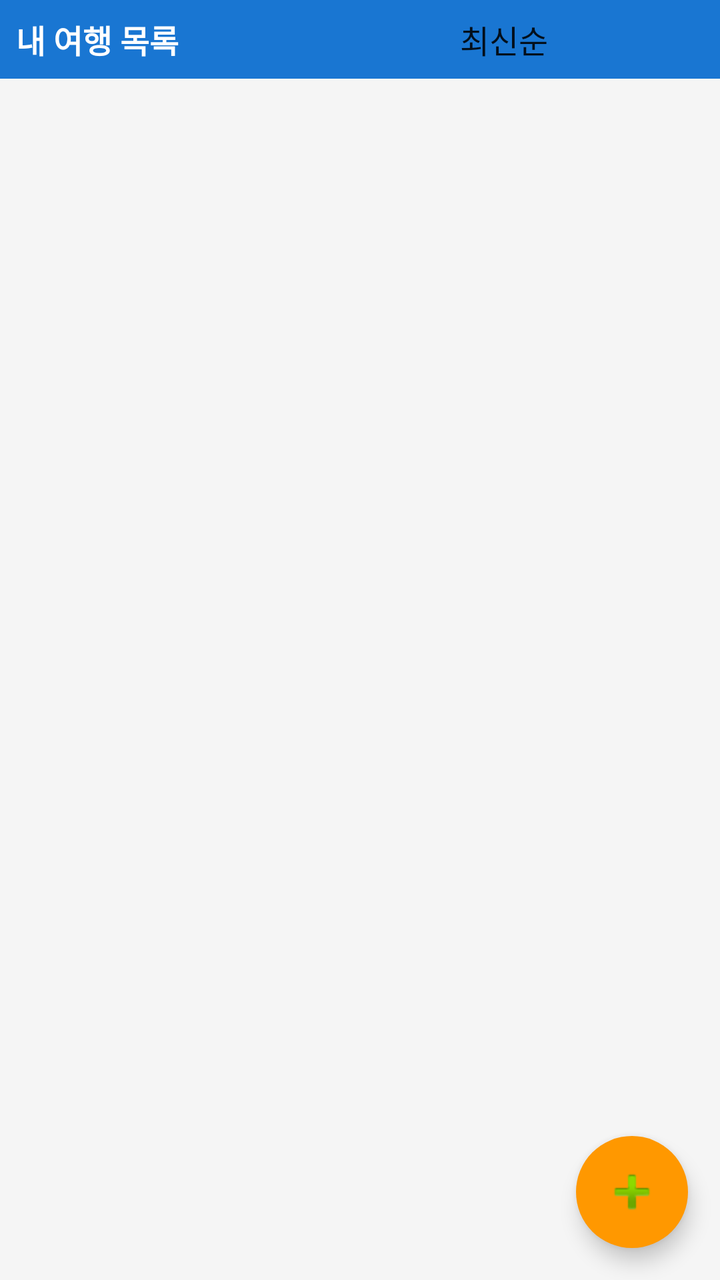
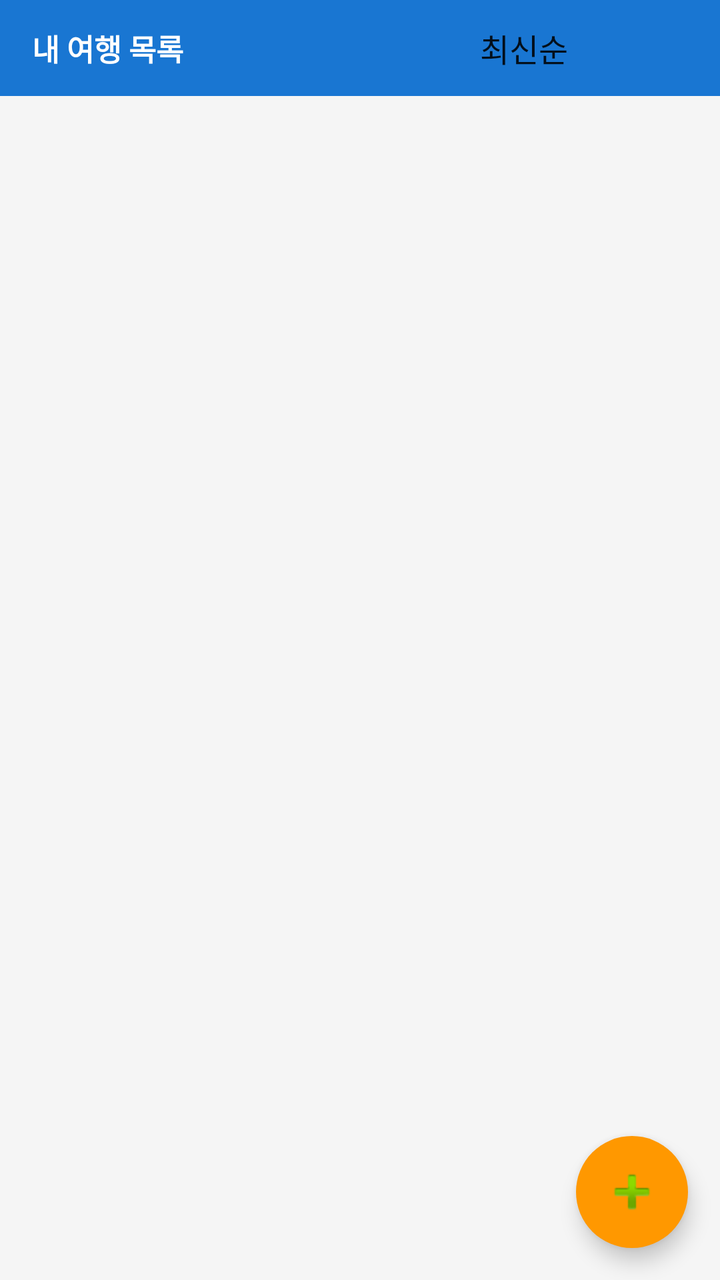

Compare the two renders of this Android layout. The source of the first and the diff that turns it into the second are given below.
<!-- AndroidManifest.xml: application theme Theme.TravelPlanner -->
<!-- res/layout/activity_main.xml -->
<?xml version="1.0" encoding="utf-8"?>
<RelativeLayout xmlns:android="http://schemas.android.com/apk/res/android"
    android:layout_width="match_parent"
    android:layout_height="match_parent"
    android:background="@color/colorBackground">

    
    <LinearLayout
        android:id="@+id/layoutTopBar"
        android:layout_width="match_parent"
        android:layout_height="wrap_content"
        android:orientation="horizontal"
        android:padding="8dp"
        android:background="@color/colorPrimary"
        android:gravity="center_vertical">

        <TextView
            android:layout_width="0dp"
            android:layout_height="wrap_content"
            android:layout_weight="1"
            android:text="내 여행 목록"
            android:textColor="@color/white"
            android:textSize="16sp"
            android:textStyle="bold"/>

        <Spinner
            android:id="@+id/spinnerSort"
            android:layout_width="130dp"
            android:layout_height="wrap_content"
            android:entries="@array/sort_options"
            android:background="@android:color/transparent"
            android:popupBackground="@color/white"/>
    </LinearLayout>

    
    <TextView
        android:id="@+id/tvEmptyTrips"
        android:layout_width="wrap_content"
        android:layout_height="wrap_content"
        android:layout_centerInParent="true"
        android:text="@string/no_trips"
        android:textColor="@color/colorTextSecondary"
        android:textSize="16sp"
        android:gravity="center"
        android:visibility="gone"/>

    
    <ListView
        android:id="@+id/listViewTrips"
        android:layout_width="match_parent"
        android:layout_height="match_parent"
        android:layout_below="@id/layoutTopBar"
        android:layout_above="@+id/bottomSpace"
        android:divider="@color/colorDivider"
        android:dividerHeight="1dp"
        android:padding="8dp"
        android:clipToPadding="false"/>

    <View
        android:id="@+id/bottomSpace"
        android:layout_width="match_parent"
        android:layout_height="72dp"
        android:layout_alignParentBottom="true"/>

    
    <ImageButton
        android:id="@+id/btnAddTrip"
        android:layout_width="56dp"
        android:layout_height="56dp"
        android:layout_alignParentBottom="true"
        android:layout_alignParentEnd="true"
        android:layout_margin="16dp"
        android:src="@android:drawable/ic_input_add"
        android:background="@drawable/fab_background"
        android:contentDescription="새 여행 추가"
        android:elevation="6dp"/>

</RelativeLayout>
<!-- resources referenced by this layout -->
<resources>
  <string-array name="sort_options">
          <item>최신순</item>
          <item>이름순</item>
          <item>날짜순</item>
      </string-array>
  <color name="colorBackground">#F5F5F5</color>
  <color name="colorDivider">#BDBDBD</color>
  <color name="colorPrimary">#1976D2</color>
  <color name="colorTextSecondary">#757575</color>
  <color name="white">#FFFFFF</color>
  <!-- drawable fab_background (drawable) -->
  <?xml version="1.0" encoding="utf-8"?>
  <shape xmlns:android="http://schemas.android.com/apk/res/android"
      android:shape="oval">
      <solid android:color="@color/colorAccent"/>
  </shape>
  <string name="no_trips">등록된 여행이 없습니다.\n+ 버튼을 눌러 여행을 추가하세요.</string>
  <style name="Theme.TravelPlanner" parent="Theme.AppCompat.Light.DarkActionBar">
          <item name="colorPrimary">@color/colorPrimary</item>
          <item name="colorPrimaryDark">@color/colorPrimaryDark</item>
          <item name="colorAccent">@color/colorAccent</item>
          <item name="android:windowBackground">@color/colorBackground</item>
      </style>
  <color name="colorAccent">#FF9800</color>
  <color name="colorPrimaryDark">#0D47A1</color>
</resources>

<!-- the commit's change to res/layout/activity_main.xml (unified diff, before → after) -->
@@ -4,15 +4,16 @@
     android:layout_height="match_parent"
     android:background="@color/colorBackground">
 
-    
     <LinearLayout
-        android:id="@+id/layoutTopBar"
+        android:id="@+id/layoutSortBar"
         android:layout_width="match_parent"
-        android:layout_height="wrap_content"
+        android:layout_height="48dp"
+        android:layout_alignParentTop="true"
         android:orientation="horizontal"
-        android:padding="8dp"
         android:background="@color/colorPrimary"
-        android:gravity="center_vertical">
+        android:gravity="center_vertical"
+        android:paddingStart="16dp"
+        android:paddingEnd="8dp">
 
         <TextView
             android:layout_width="0dp"
@@ -20,19 +21,18 @@
             android:layout_weight="1"
             android:text="내 여행 목록"
             android:textColor="@color/white"
-            android:textSize="16sp"
+            android:textSize="15sp"
             android:textStyle="bold"/>
 
         <Spinner
             android:id="@+id/spinnerSort"
-            android:layout_width="130dp"
+            android:layout_width="120dp"
             android:layout_height="wrap_content"
             android:entries="@array/sort_options"
             android:background="@android:color/transparent"
             android:popupBackground="@color/white"/>
     </LinearLayout>
 
-    
     <TextView
         android:id="@+id/tvEmptyTrips"
         android:layout_width="wrap_content"
@@ -44,25 +44,23 @@
         android:gravity="center"
         android:visibility="gone"/>
 
-    
     <ListView
         android:id="@+id/listViewTrips"
         android:layout_width="match_parent"
         android:layout_height="match_parent"
-        android:layout_below="@id/layoutTopBar"
-        android:layout_above="@+id/bottomSpace"
+        android:layout_below="@id/layoutSortBar"
+        android:layout_above="@+id/viewBottomPad"
         android:divider="@color/colorDivider"
         android:dividerHeight="1dp"
-        android:padding="8dp"
+        android:padding="4dp"
         android:clipToPadding="false"/>
 
     <View
-        android:id="@+id/bottomSpace"
+        android:id="@+id/viewBottomPad"
         android:layout_width="match_parent"
         android:layout_height="72dp"
         android:layout_alignParentBottom="true"/>
 
-    
     <ImageButton
         android:id="@+id/btnAddTrip"
         android:layout_width="56dp"
